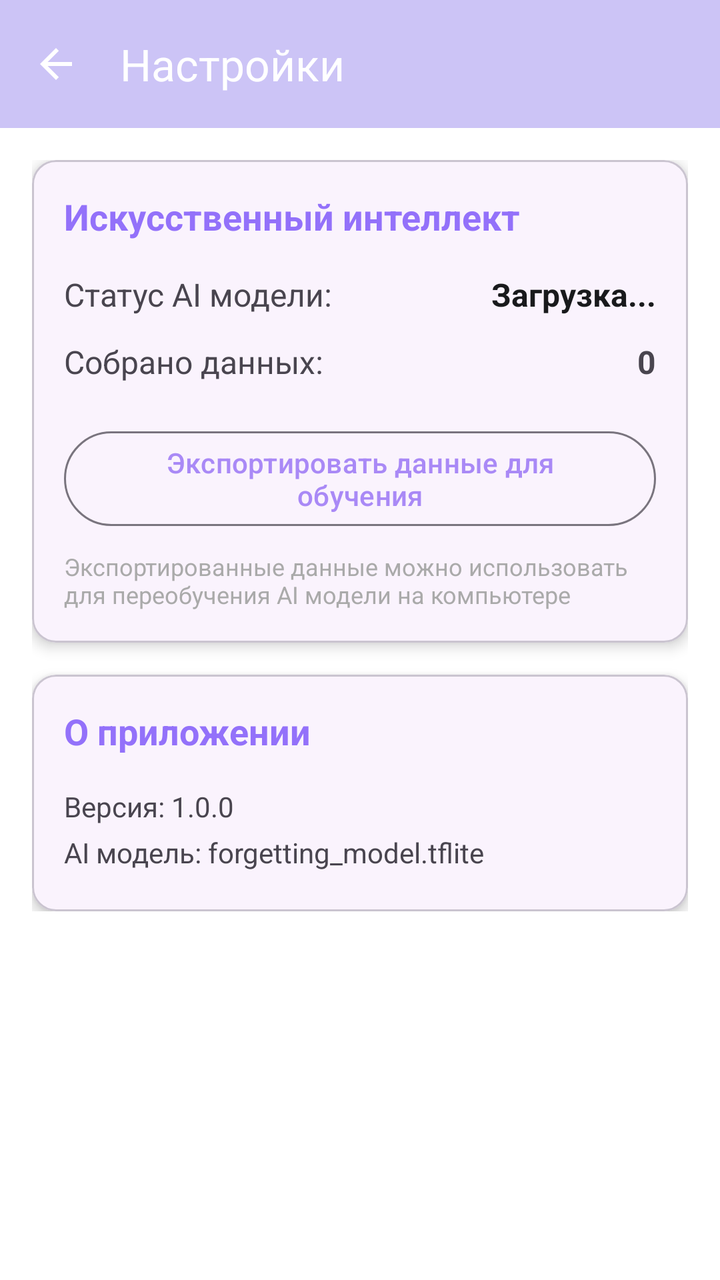
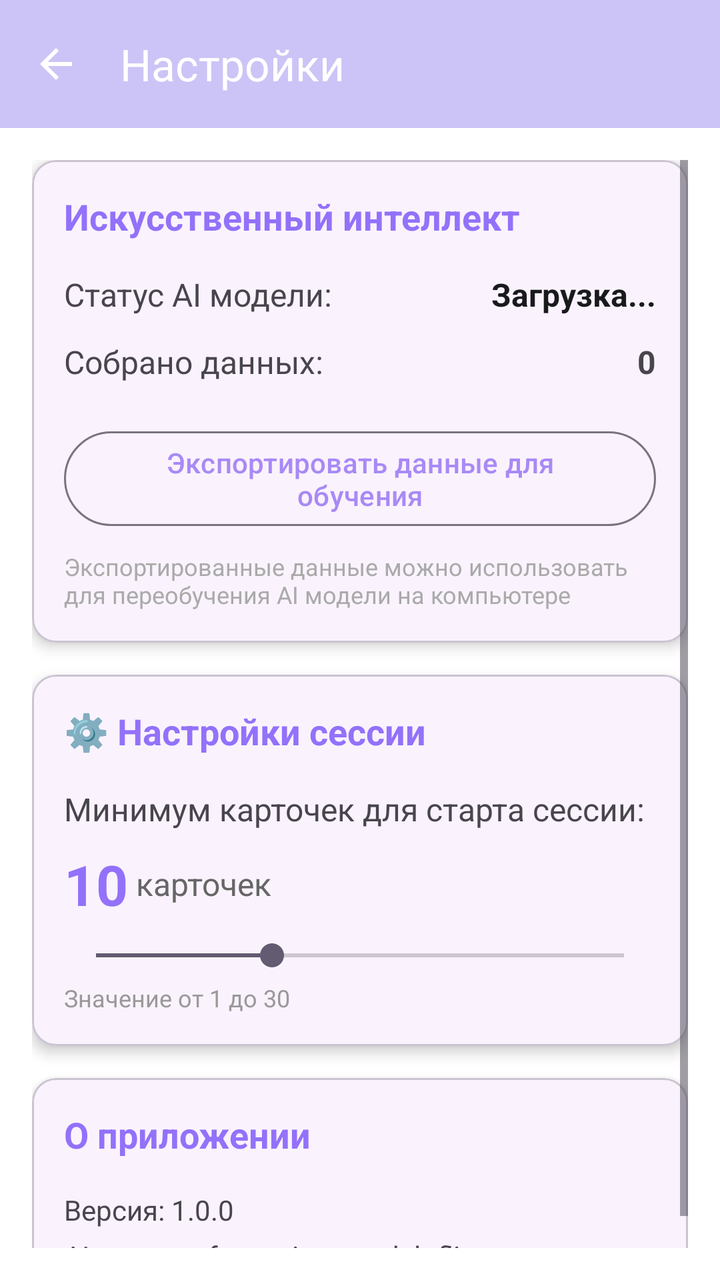

Screens rendered from an Android XML layout before and after an edit, with the pre-edit source and the edit as a unified diff.
<!-- AndroidManifest.xml: application theme Theme.CardProject -->
<!-- res/layout/fragment_settings.xml -->
<?xml version="1.0" encoding="utf-8"?>
<LinearLayout xmlns:android="http://schemas.android.com/apk/res/android"
    xmlns:app="http://schemas.android.com/apk/res-auto"
    android:layout_width="match_parent"
    android:layout_height="match_parent"
    android:orientation="vertical"
    android:background="@color/background_light">

    
    <com.google.android.material.appbar.MaterialToolbar
        android:id="@+id/toolbar"
        android:layout_width="match_parent"
        android:layout_height="?attr/actionBarSize"
        android:background="#CBC2B8F6"
        app:title="Настройки"
        app:titleTextColor="@android:color/white"
        app:navigationIcon="@drawable/ic_arrow_back"
        app:navigationContentDescription="@string/navigate_back" />

    <ScrollView
        android:layout_width="match_parent"
        android:layout_height="match_parent"
        android:background="#FFFFFF"
        android:padding="16dp">

        <LinearLayout
            android:layout_width="match_parent"
            android:layout_height="wrap_content"
            android:orientation="vertical">

            
            <com.google.android.material.card.MaterialCardView
                android:layout_width="match_parent"
                android:layout_height="wrap_content"
                android:layout_marginBottom="16dp"
                app:cardCornerRadius="12dp"
                app:cardElevation="4dp">

                <LinearLayout
                    android:layout_width="match_parent"
                    android:layout_height="wrap_content"
                    android:orientation="vertical"
                    android:padding="16dp">

                    <TextView
                        android:layout_width="wrap_content"
                        android:layout_height="wrap_content"
                        android:layout_marginBottom="16dp"
                        android:text="Искусственный интеллект"
                        android:textColor="#9371FA"
                        android:textSize="18sp"
                        android:textStyle="bold" />

                    
                    <LinearLayout
                        android:layout_width="match_parent"
                        android:layout_height="wrap_content"
                        android:layout_marginBottom="12dp"
                        android:gravity="center_vertical"
                        android:orientation="horizontal">

                        <TextView
                            android:layout_width="0dp"
                            android:layout_height="wrap_content"
                            android:layout_weight="1"
                            android:text="Статус AI модели:"
                            android:textSize="16sp" />

                        <TextView
                            android:id="@+id/aiStatusText"
                            android:layout_width="wrap_content"
                            android:layout_height="wrap_content"
                            android:text="Загрузка..."
                            android:textColor="#191A1C"
                            android:textSize="16sp"
                            android:textStyle="bold" />
                    </LinearLayout>

                    
                    <LinearLayout
                        android:layout_width="match_parent"
                        android:layout_height="wrap_content"
                        android:layout_marginBottom="12dp"
                        android:gravity="center_vertical"
                        android:orientation="horizontal">

                        <TextView
                            android:layout_width="0dp"
                            android:layout_height="wrap_content"
                            android:layout_weight="1"
                            android:text="Собрано данных:"
                            android:textSize="16sp" />

                        <TextView
                            android:id="@+id/dataCountText"
                            android:layout_width="wrap_content"
                            android:layout_height="wrap_content"
                            android:text="0"
                            android:textSize="16sp"
                            android:textStyle="bold" />
                    </LinearLayout>

                    
                    <com.google.android.material.button.MaterialButton
                        android:id="@+id/exportDataButton"
                        style="@style/Widget.Material3.Button.OutlinedButton"
                        android:layout_width="match_parent"
                        android:layout_height="wrap_content"
                        android:layout_marginTop="8dp"
                        android:text="Экспортировать данные для обучения"
                        android:textColor="#A989F6" />

                    <TextView
                        android:layout_width="match_parent"
                        android:layout_height="wrap_content"
                        android:layout_marginTop="8dp"
                        android:text="Экспортированные данные можно использовать для переобучения AI модели на компьютере"
                        android:textColor="@android:color/darker_gray"
                        android:textSize="12sp" />

                </LinearLayout>
            </com.google.android.material.card.MaterialCardView>

            
            
            
            
            
            
            

            
            
            
            
            

            
            
            
            
            
            
            
            

            
            
            
            
            
            
            

            
            
            
            
            
            

            
            
            
            
            
            
            

            
            
            
            
            
            
            

            
            
            
            
            
            
            

            
            
            
            
            
            

            
            
            
            
            
            
            
            
            

            
            

            
            <com.google.android.material.card.MaterialCardView
                android:layout_width="match_parent"
                android:layout_height="wrap_content"
                app:cardCornerRadius="12dp"
                app:cardElevation="4dp">

                <LinearLayout
                    android:layout_width="match_parent"
                    android:layout_height="wrap_content"
                    android:orientation="vertical"
                    android:padding="16dp">

                    <TextView
                        android:layout_width="wrap_content"
                        android:layout_height="wrap_content"
                        android:layout_marginBottom="16dp"
                        android:text="О приложении"
                        android:textColor="#9371FA"
                        android:textSize="18sp"
                        android:textStyle="bold" />

                    <TextView
                        android:layout_width="wrap_content"
                        android:layout_height="wrap_content"
                        android:layout_marginBottom="4dp"
                        android:text="Версия: 1.0.0"
                        android:textSize="14sp" />

                    <TextView
                        android:layout_width="wrap_content"
                        android:layout_height="wrap_content"
                        android:layout_marginBottom="4dp"
                        android:text="AI модель: forgetting_model.tflite"
                        android:textSize="14sp" />

                    
                    
                    
                    
                    
                    

                </LinearLayout>
            </com.google.android.material.card.MaterialCardView>

        </LinearLayout>
    </ScrollView>

</LinearLayout>
<!-- resources referenced by this layout -->
<resources>
  <color name="background_light">#F5F5F5</color>
  <!-- drawable ic_arrow_back (drawable) -->
  <vector xmlns:android="http://schemas.android.com/apk/res/android"
      android:width="24dp"
      android:height="24dp"
      android:viewportWidth="24"
      android:viewportHeight="24"
      android:tint="@android:color/white">
      <path
          android:fillColor="@android:color/white"
          android:pathData="M20,11H7.83l5.59,-5.59L12,4l-8,8 8,8 1.41,-1.41L7.83,13H20v-2z"/>
  </vector>
  <string name="navigate_back">Назад</string>
  <style name="Theme.CardProject" parent="Base.Theme.CardProject" />
  <style name="Base.Theme.CardProject" parent="Theme.Material3.DayNight.NoActionBar">
          <item name="colorPrimary">#508379C5</item>
          <item name="colorPrimaryVariant">#504C36F4</item>
          <item name="colorOnPrimary">@color/white</item>
          
          <item name="colorPrimarySurface">@color/your_primary_color</item>
      </style>
  <color name="white">#FFFFFFFF</color>
  <color name="your_primary_color">#504C36F4</color>
</resources>

<!-- the commit's change to res/layout/fragment_settings.xml (unified diff, before → after) -->
@@ -202,7 +202,80 @@
 
             
             
-
+            <com.google.android.material.card.MaterialCardView
+                android:layout_width="match_parent"
+                android:layout_height="wrap_content"
+                android:layout_marginBottom="16dp"
+                app:cardCornerRadius="12dp"
+                app:cardElevation="4dp">
+
+                <LinearLayout
+                    android:layout_width="match_parent"
+                    android:layout_height="wrap_content"
+                    android:orientation="vertical"
+                    android:padding="16dp">
+
+                    <TextView
+                        android:layout_width="wrap_content"
+                        android:layout_height="wrap_content"
+                        android:layout_marginBottom="16dp"
+                        android:text="⚙️ Настройки сессии"
+                        android:textColor="#9371FA"
+                        android:textSize="18sp"
+                        android:textStyle="bold" />
+
+                    
+                    <TextView
+                        android:layout_width="wrap_content"
+                        android:layout_height="wrap_content"
+                        android:layout_marginBottom="8dp"
+                        android:text="Минимум карточек для старта сессии:"
+                        android:textSize="16sp" />
+
+                    <LinearLayout
+                        android:layout_width="match_parent"
+                        android:layout_height="wrap_content"
+                        android:gravity="center_vertical"
+                        android:orientation="horizontal"
+                        android:layout_marginBottom="4dp">
+
+                        <TextView
+                            android:id="@+id/minCardsValue"
+                            android:layout_width="wrap_content"
+                            android:layout_height="wrap_content"
+                            android:text="10"
+                            android:textSize="28sp"
+                            android:textStyle="bold"
+                            android:textColor="#9371FA" />
+
+                        <TextView
+                            android:layout_width="wrap_content"
+                            android:layout_height="wrap_content"
+                            android:layout_marginStart="4dp"
+                            android:text="карточек"
+                            android:textSize="16sp"
+                            android:textColor="#666666" />
+
+                    </LinearLayout>
+
+                    <SeekBar
+                        android:id="@+id/minCardsSeekBar"
+                        android:layout_width="match_parent"
+                        android:layout_height="wrap_content"
+                        android:max="30"
+                        android:progress="10"
+                        android:layout_marginTop="4dp" />
+
+                    <TextView
+                        android:layout_width="wrap_content"
+                        android:layout_height="wrap_content"
+                        android:layout_marginTop="4dp"
+                        android:text="Значение от 1 до 30"
+                        android:textSize="12sp"
+                        android:textColor="#999999" />
+
+                </LinearLayout>
+            </com.google.android.material.card.MaterialCardView>
             
             <com.google.android.material.card.MaterialCardView
                 android:layout_width="match_parent"
